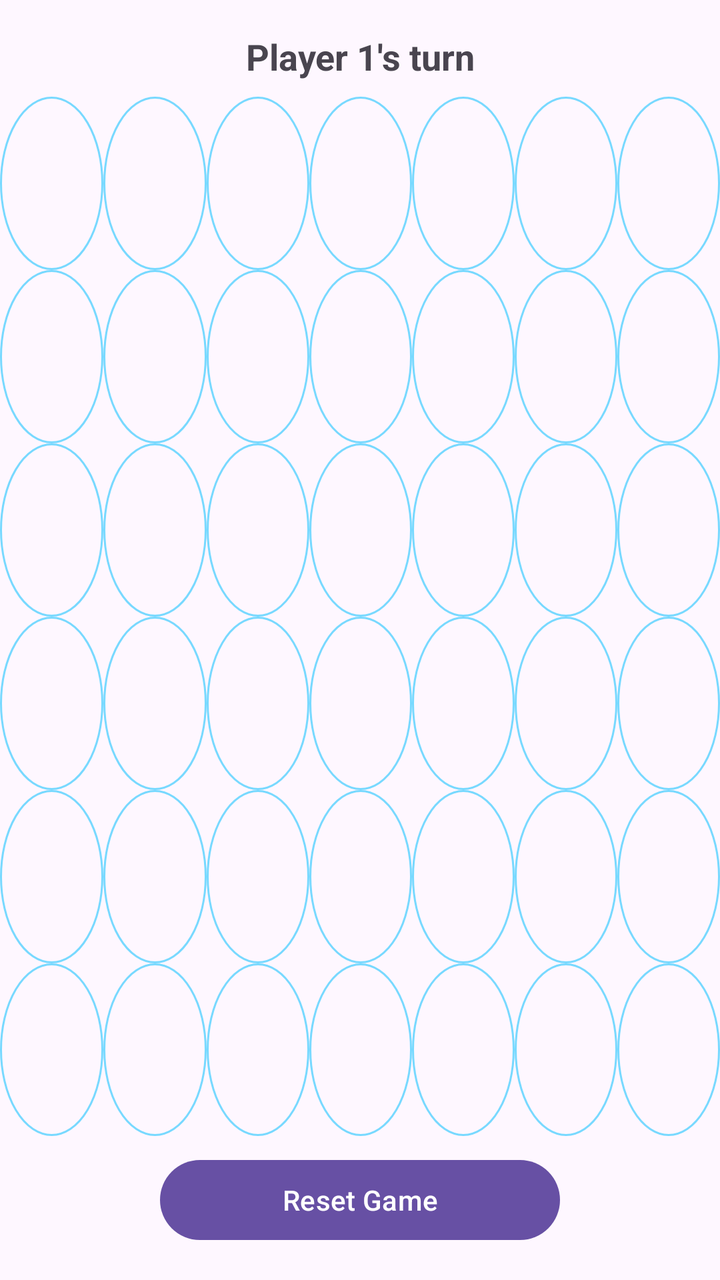
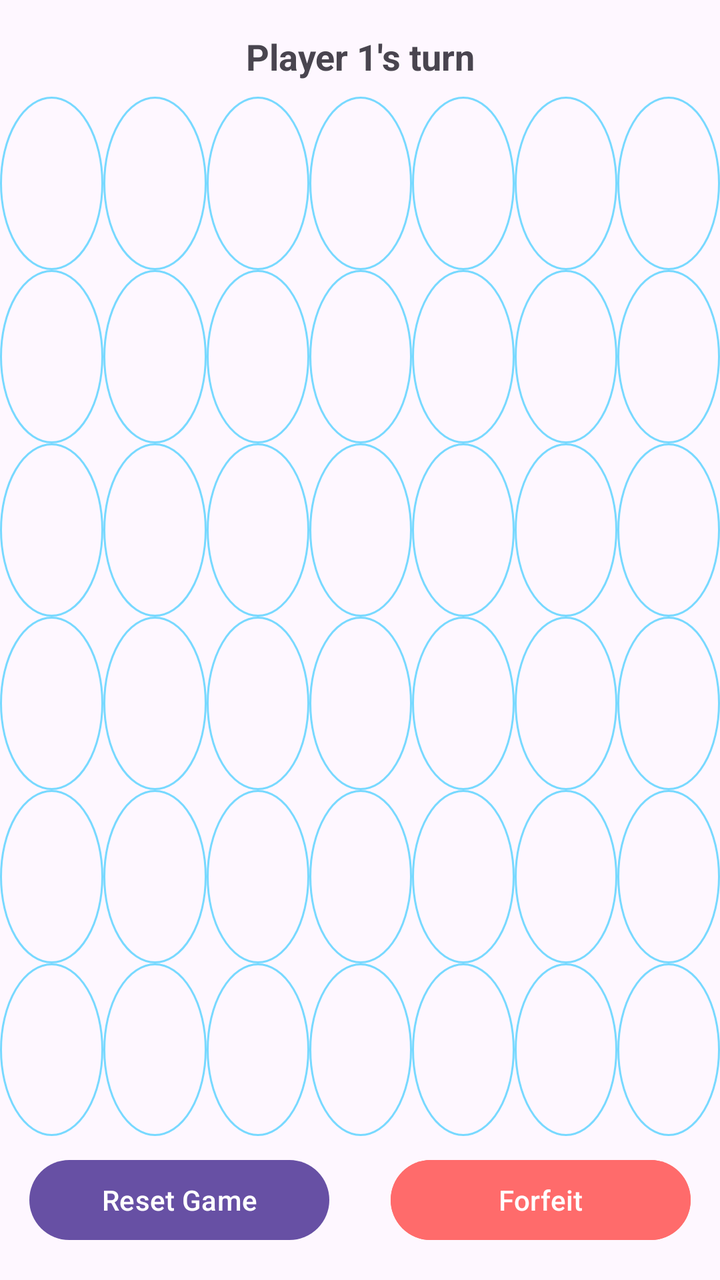

The first picture is an Android layout as it rendered before a commit; the second is the same layout after the commit. The layout source and the unified diff follow.
<!-- AndroidManifest.xml: application theme Theme.Z3 -->
<!-- res/layout/activity_game.xml -->
<?xml version="1.0" encoding="utf-8"?>
<androidx.constraintlayout.widget.ConstraintLayout xmlns:android="http://schemas.android.com/apk/res/android"
    xmlns:app="http://schemas.android.com/apk/res-auto"
    xmlns:tools="http://schemas.android.com/tools"
    android:id="@+id/main"
    android:layout_width="match_parent"
    android:layout_height="match_parent"
    tools:context=".GameActivity"
    android:layout_gravity="center">

    
    <TextView
        android:id="@+id/gameStatus"
        android:layout_width="match_parent"
        android:layout_height="wrap_content"
        android:text="Player 1's turn"
        android:textSize="18sp"
        android:textStyle="bold"
        android:gravity="center"
        android:layout_marginTop="16dp"
        android:layout_marginBottom="16dp"
        app:layout_constraintTop_toTopOf="parent"
        app:layout_constraintStart_toStartOf="parent"
        app:layout_constraintEnd_toEndOf="parent" />

    

    <LinearLayout
        android:id="@+id/gameBoard"
        android:layout_width="fill_parent"
        android:layout_height="0dp"
        android:orientation="horizontal"
        android:weightSum="70"
        android:gravity="center"
        app:layout_constraintTop_toBottomOf="@id/gameStatus"
        app:layout_constraintBottom_toTopOf="@id/resetButton"
        app:layout_constraintStart_toStartOf="parent"
        app:layout_constraintEnd_toEndOf="parent"
        android:layout_marginTop="8dp"
        android:layout_marginBottom="8dp">

        <LinearLayout
            android:layout_width="wrap_content"
            android:layout_height="fill_parent"
            android:layout_weight="10"
            android:weightSum="60"
            android:orientation="vertical">

        <RelativeLayout
            android:layout_width="fill_parent"
            android:layout_height="wrap_content"
            android:orientation="vertical"
            android:weightSum="60">

            <Button
                android:layout_width="fill_parent"
                android:layout_height="fill_parent"
                app:cornerRadius="0dp"
                android:id="@+id/button0"
                android:background="@android:color/transparent"/>

            <LinearLayout
                android:layout_width="fill_parent"
                android:layout_height="fill_parent"
                android:orientation="vertical"
                android:weightSum="60">

                <ImageView
                    android:layout_width="fill_parent"
                    android:layout_height="fill_parent"
                    android:layout_weight="10"
                    android:src="@drawable/circle"
                    android:id="@+id/iv00"/>

                <ImageView
                    android:layout_width="fill_parent"
                    android:layout_height="fill_parent"
                    android:layout_weight="10"
                    android:src="@drawable/circle"
                    android:id="@+id/iv01"/>

                <ImageView
                    android:layout_width="fill_parent"
                    android:layout_height="fill_parent"
                    android:layout_weight="10"
                    android:src="@drawable/circle"
                    android:id="@+id/iv02"/>

                <ImageView
                    android:layout_width="fill_parent"
                    android:layout_height="fill_parent"
                    android:layout_weight="10"
                    android:src="@drawable/circle"
                    android:id="@+id/iv03"/>

                <ImageView
                    android:layout_width="fill_parent"
                    android:layout_height="fill_parent"
                    android:layout_weight="10"
                    android:src="@drawable/circle"
                    android:id="@+id/iv04"/>

                <ImageView
                    android:layout_width="fill_parent"
                    android:layout_height="fill_parent"
                    android:layout_weight="10"
                    android:src="@drawable/circle"
                    android:id="@+id/iv05"/>

            </LinearLayout>


        </RelativeLayout>

        </LinearLayout>

        <LinearLayout
            android:layout_width="wrap_content"
            android:layout_height="fill_parent"
            android:layout_weight="10"
            android:weightSum="60"
            android:orientation="vertical">

            <RelativeLayout
                android:layout_width="fill_parent"
                android:layout_height="wrap_content"
                android:orientation="vertical"
                android:weightSum="60">

                <Button
                    android:layout_width="fill_parent"
                    android:layout_height="fill_parent"
                    app:cornerRadius="0dp"
                    android:id="@+id/button1"
                    android:background="@android:color/transparent"/>

                <LinearLayout
                    android:layout_width="fill_parent"
                    android:layout_height="fill_parent"
                    android:orientation="vertical"
                    android:weightSum="60">

                    <ImageView
                        android:layout_width="fill_parent"
                        android:layout_height="fill_parent"
                        android:layout_weight="10"
                        android:src="@drawable/circle"
                        android:id="@+id/iv10" />

                    <ImageView
                        android:layout_width="fill_parent"
                        android:layout_height="fill_parent"
                        android:layout_weight="10"
                        android:src="@drawable/circle"
                        android:id="@+id/iv11"/>

                    <ImageView
                        android:layout_width="fill_parent"
                        android:layout_height="fill_parent"
                        android:layout_weight="10"
                        android:src="@drawable/circle"
                        android:id="@+id/iv12"/>

                    <ImageView
                        android:layout_width="fill_parent"
                        android:layout_height="fill_parent"
                        android:layout_weight="10"
                        android:src="@drawable/circle"
                        android:id="@+id/iv13"/>

                    <ImageView
                        android:layout_width="fill_parent"
                        android:layout_height="fill_parent"
                        android:layout_weight="10"
                        android:src="@drawable/circle"
                        android:id="@+id/iv14"/>

                    <ImageView
                        android:layout_width="fill_parent"
                        android:layout_height="fill_parent"
                        android:layout_weight="10"
                        android:src="@drawable/circle"
                        android:id="@+id/iv15"/>

                </LinearLayout>


            </RelativeLayout>

        </LinearLayout>

        <LinearLayout
            android:layout_width="wrap_content"
            android:layout_height="fill_parent"
            android:layout_weight="10"
            android:weightSum="60"
            android:orientation="vertical">

            <RelativeLayout
                android:layout_width="fill_parent"
                android:layout_height="wrap_content"
                android:orientation="vertical"
                android:weightSum="60">

                <Button
                    android:layout_width="fill_parent"
                    android:layout_height="fill_parent"
                    app:cornerRadius="0dp"
                    android:id="@+id/button2"
                    android:background="@android:color/transparent"/>

                <LinearLayout
                    android:layout_width="fill_parent"
                    android:layout_height="fill_parent"
                    android:orientation="vertical"
                    android:weightSum="60">

                    <ImageView
                        android:layout_width="fill_parent"
                        android:layout_height="fill_parent"
                        android:layout_weight="10"
                        android:src="@drawable/circle"
                        android:id="@+id/iv20"/>

                    <ImageView
                        android:layout_width="fill_parent"
                        android:layout_height="fill_parent"
                        android:layout_weight="10"
                        android:src="@drawable/circle"
                        android:id="@+id/iv21"/>

                    <ImageView
                        android:layout_width="fill_parent"
                        android:layout_height="fill_parent"
                        android:layout_weight="10"
                        android:src="@drawable/circle"
                        android:id="@+id/iv22"/>

                    <ImageView
                        android:layout_width="fill_parent"
                        android:layout_height="fill_parent"
                        android:layout_weight="10"
                        android:src="@drawable/circle"
                        android:id="@+id/iv23"/>

                    <ImageView
                        android:layout_width="fill_parent"
                        android:layout_height="fill_parent"
                        android:layout_weight="10"
                        android:src="@drawable/circle"
                        android:id="@+id/iv24"/>

                    <ImageView
                        android:layout_width="fill_parent"
                        android:layout_height="fill_parent"
                        android:layout_weight="10"
                        android:src="@drawable/circle"
                        android:id="@+id/iv25"/>

                </LinearLayout>


            </RelativeLayout>

        </LinearLayout>

        <LinearLayout
            android:layout_width="wrap_content"
            android:layout_height="fill_parent"
            android:layout_weight="10"
            android:weightSum="60"
            android:orientation="vertical">

            <RelativeLayout
                android:layout_width="fill_parent"
                android:layout_height="wrap_content"
                android:orientation="vertical"
                android:weightSum="60">

                <Button
                    android:layout_width="fill_parent"
                    android:layout_height="fill_parent"
                    app:cornerRadius="0dp"
                    android:id="@+id/button3"
                    android:background="@android:color/transparent"/>

                <LinearLayout
                    android:layout_width="fill_parent"
                    android:layout_height="fill_parent"
                    android:orientation="vertical"
                    android:weightSum="60">

                    <ImageView
                        android:layout_width="fill_parent"
                        android:layout_height="fill_parent"
                        android:layout_weight="10"
                        android:src="@drawable/circle"
                        android:id="@+id/iv30"/>

                    <ImageView
                        android:layout_width="fill_parent"
                        android:layout_height="fill_parent"
                        android:layout_weight="10"
                        android:src="@drawable/circle"
                        android:id="@+id/iv31"/>

                    <ImageView
                        android:layout_width="fill_parent"
                        android:layout_height="fill_parent"
                        android:layout_weight="10"
                        android:src="@drawable/circle"
                        android:id="@+id/iv32"/>

                    <ImageView
                        android:layout_width="fill_parent"
                        android:layout_height="fill_parent"
                        android:layout_weight="10"
                        android:src="@drawable/circle"
                        android:id="@+id/iv33"/>

                    <ImageView
                        android:layout_width="fill_parent"
                        android:layout_height="fill_parent"
                        android:layout_weight="10"
                        android:src="@drawable/circle"
                        android:id="@+id/iv34"/>

                    <ImageView
                        android:layout_width="fill_parent"
                        android:layout_height="fill_parent"
                        android:layout_weight="10"
                        android:src="@drawable/circle"
                        android:id="@+id/iv35"/>

                </LinearLayout>


            </RelativeLayout>

        </LinearLayout>

        <LinearLayout
            android:layout_width="wrap_content"
            android:layout_height="fill_parent"
            android:layout_weight="10"
            android:weightSum="60"
            android:orientation="vertical">

            <RelativeLayout
                android:layout_width="fill_parent"
                android:layout_height="wrap_content"
                android:orientation="vertical"
                android:weightSum="60">

                <Button
                    android:layout_width="fill_parent"
                    android:layout_height="fill_parent"
                    app:cornerRadius="0dp"
                    android:id="@+id/button4"
                    android:background="@android:color/transparent"/>

                <LinearLayout
                    android:layout_width="fill_parent"
                    android:layout_height="fill_parent"
                    android:orientation="vertical"
                    android:weightSum="60">

                    <ImageView
                        android:layout_width="fill_parent"
                        android:layout_height="fill_parent"
                        android:layout_weight="10"
                        android:src="@drawable/circle"
                        android:id="@+id/iv40" />

                    <ImageView
                        android:layout_width="fill_parent"
                        android:layout_height="fill_parent"
                        android:layout_weight="10"
                        android:src="@drawable/circle"
                        android:id="@+id/iv41"/>

                    <ImageView
                        android:layout_width="fill_parent"
                        android:layout_height="fill_parent"
                        android:layout_weight="10"
                        android:src="@drawable/circle"
                        android:id="@+id/iv42"/>

                    <ImageView
                        android:layout_width="fill_parent"
                        android:layout_height="fill_parent"
                        android:layout_weight="10"
                        android:src="@drawable/circle"
                        android:id="@+id/iv43"/>

                    <ImageView
                        android:layout_width="fill_parent"
                        android:layout_height="fill_parent"
                        android:layout_weight="10"
                        android:src="@drawable/circle"
                        android:id="@+id/iv44"/>

                    <ImageView
                        android:layout_width="fill_parent"
                        android:layout_height="fill_parent"
                        android:layout_weight="10"
                        android:src="@drawable/circle"
                        android:id="@+id/iv45"/>

                </LinearLayout>


            </RelativeLayout>

        </LinearLayout>

        <LinearLayout
            android:layout_width="wrap_content"
            android:layout_height="fill_parent"
            android:layout_weight="10"
            android:weightSum="60"
            android:orientation="vertical">

            <RelativeLayout
                android:layout_width="fill_parent"
                android:layout_height="wrap_content"
                android:orientation="vertical"
                android:weightSum="60">

                <Button
                    android:layout_width="fill_parent"
                    android:layout_height="fill_parent"
                    app:cornerRadius="0dp"
                    android:id="@+id/button5"
                    android:background="@android:color/transparent"/>

                <LinearLayout
                    android:layout_width="fill_parent"
                    android:layout_height="fill_parent"
                    android:orientation="vertical"
                    android:weightSum="60">

                    <ImageView
                        android:layout_width="fill_parent"
                        android:layout_height="fill_parent"
                        android:layout_weight="10"
                        android:src="@drawable/circle"
                        android:id="@+id/iv50"/>

                    <ImageView
                        android:layout_width="fill_parent"
                        android:layout_height="fill_parent"
                        android:layout_weight="10"
                        android:src="@drawable/circle"
                        android:id="@+id/iv51"/>

                    <ImageView
                        android:layout_width="fill_parent"
                        android:layout_height="fill_parent"
                        android:layout_weight="10"
                        android:src="@drawable/circle"
                        android:id="@+id/iv52"/>

                    <ImageView
                        android:layout_width="fill_parent"
                        android:layout_height="fill_parent"
                        android:layout_weight="10"
                        android:src="@drawable/circle"
                        android:id="@+id/iv53"/>

                    <ImageView
                        android:layout_width="fill_parent"
                        android:layout_height="fill_parent"
                        android:layout_weight="10"
                        android:src="@drawable/circle"
                        android:id="@+id/iv54"/>

                    <ImageView
                        android:layout_width="fill_parent"
                        android:layout_height="fill_parent"
                        android:layout_weight="10"
                        android:src="@drawable/circle"
                        android:id="@+id/iv55"/>

                </LinearLayout>


            </RelativeLayout>

        </LinearLayout>

        <LinearLayout
            android:layout_width="wrap_content"
            android:layout_height="fill_parent"
            android:layout_weight="10"
            android:weightSum="60"
            android:orientation="vertical">

            <RelativeLayout
                android:layout_width="fill_parent"
                android:layout_height="wrap_content"
                android:orientation="vertical"
                android:weightSum="60">

                <Button
                    android:layout_width="fill_parent"
                    android:layout_height="fill_parent"
                    app:cornerRadius="0dp"
                    android:id="@+id/button6"
                    android:background="@android:color/transparent"/>

                <LinearLayout
                    android:layout_width="fill_parent"
                    android:layout_height="fill_parent"
                    android:orientation="vertical"
                    android:weightSum="60">

                    <ImageView
                        android:layout_width="fill_parent"
                        android:layout_height="fill_parent"
                        android:layout_weight="10"
                        android:src="@drawable/circle"
                        android:id="@+id/iv60" />

                    <ImageView
                        android:layout_width="fill_parent"
                        android:layout_height="fill_parent"
                        android:layout_weight="10"
                        android:src="@drawable/circle"
                        android:id="@+id/iv61"/>

                    <ImageView
                        android:layout_width="fill_parent"
                        android:layout_height="fill_parent"
                        android:layout_weight="10"
                        android:src="@drawable/circle"
                        android:id="@+id/iv62"/>

                    <ImageView
                        android:layout_width="fill_parent"
                        android:layout_height="fill_parent"
                        android:layout_weight="10"
                        android:src="@drawable/circle"
                        android:id="@+id/iv63"/>

                    <ImageView
                        android:layout_width="fill_parent"
                        android:layout_height="fill_parent"
                        android:layout_weight="10"
                        android:src="@drawable/circle"
                        android:id="@+id/iv64"/>

                    <ImageView
                        android:layout_width="fill_parent"
                        android:layout_height="fill_parent"
                        android:layout_weight="10"
                        android:src="@drawable/circle"
                        android:id="@+id/iv65"/>

                </LinearLayout>


            </RelativeLayout>

        </LinearLayout>

    </LinearLayout>

    
    <Button
        android:id="@+id/resetButton"
        android:layout_width="200dp"
        android:layout_height="wrap_content"
        android:text="Reset Game"
        android:layout_marginBottom="16dp"
        app:layout_constraintBottom_toBottomOf="parent"
        app:layout_constraintStart_toStartOf="parent"
        app:layout_constraintEnd_toEndOf="parent" />


</androidx.constraintlayout.widget.ConstraintLayout>
<!-- resources referenced by this layout -->
<resources>
  <!-- drawable circle (drawable) -->
  <?xml version="1.0" encoding="utf-8"?>
  <shape xmlns:android="http://schemas.android.com/apk/res/android"
      android:shape="oval">
      <stroke android:width="1dp"
          android:color="#78d9ff"/>
  </shape>
  <style name="Theme.Z3" parent="Base.Theme.Z3" />
  <style name="Base.Theme.Z3" parent="Theme.Material3.DayNight.NoActionBar">
          
          
      </style>
</resources>

<!-- the commit's change to res/layout/activity_game.xml (unified diff, before → after) -->
@@ -569,12 +569,26 @@
     
     <Button
         android:id="@+id/resetButton"
-        android:layout_width="200dp"
+        android:layout_width="150dp"
         android:layout_height="wrap_content"
         android:text="Reset Game"
         android:layout_marginBottom="16dp"
+        android:layout_marginEnd="8dp"
         app:layout_constraintBottom_toBottomOf="parent"
         app:layout_constraintStart_toStartOf="parent"
+        app:layout_constraintEnd_toStartOf="@id/forfeitButton" />
+
+    
+    <Button
+        android:id="@+id/forfeitButton"
+        android:layout_width="150dp"
+        android:layout_height="wrap_content"
+        android:text="Forfeit"
+        android:backgroundTint="#FF6B6B"
+        android:layout_marginBottom="16dp"
+        android:layout_marginStart="8dp"
+        app:layout_constraintBottom_toBottomOf="parent"
+        app:layout_constraintStart_toEndOf="@id/resetButton"
         app:layout_constraintEnd_toEndOf="parent" />
 
 
